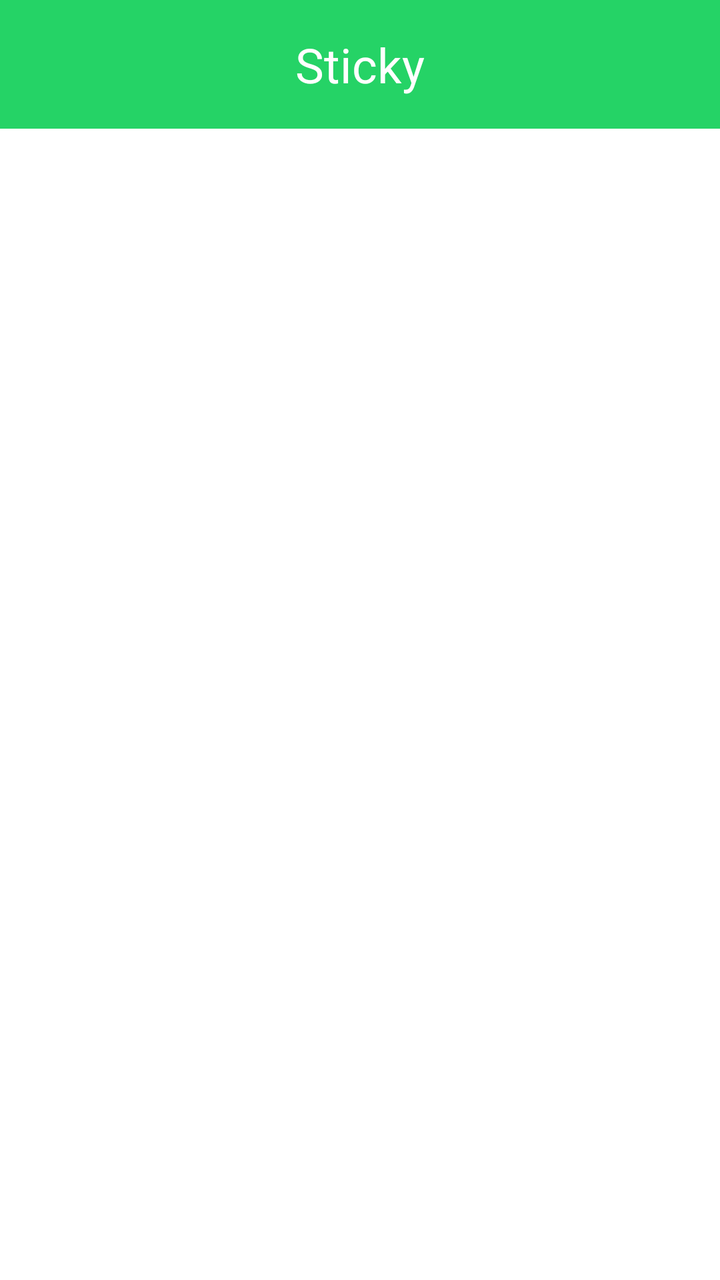
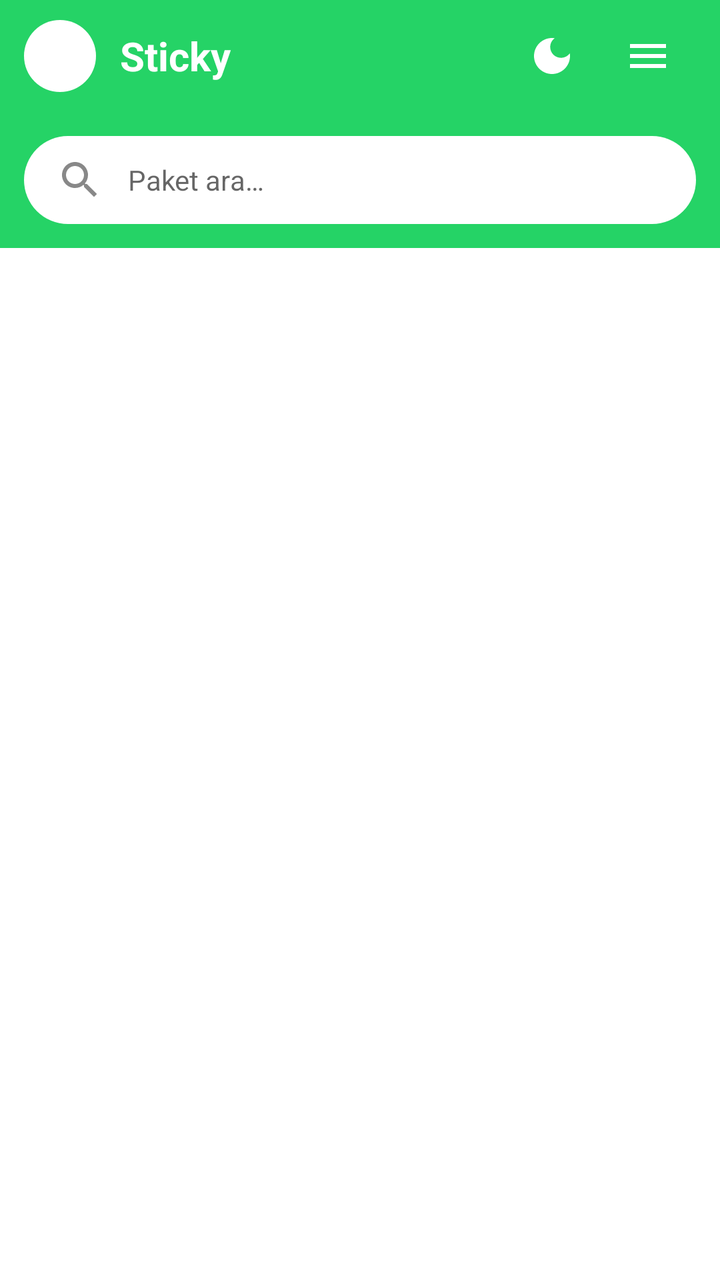

Compare the two renders of this Android layout. The source of the first and the diff that turns it into the second are given below.
<!-- AndroidManifest.xml: application theme AppTheme -->
<!-- res/layout/activity_main.xml -->
<?xml version="1.0" encoding="utf-8"?>
<LinearLayout xmlns:android="http://schemas.android.com/apk/res/android"
    android:layout_width="match_parent"
    android:layout_height="match_parent"
    android:orientation="vertical">
    <TextView
        android:layout_width="match_parent"
        android:layout_height="wrap_content"
        android:text="Sticky"
        android:textSize="24sp"
        android:textColor="#FFFFFF"
        android:background="#25D366"
        android:padding="16dp"
        android:gravity="center" />
    <androidx.recyclerview.widget.RecyclerView
        android:id="@+id/rv"
        android:layout_width="match_parent"
        android:layout_height="match_parent"
        android:padding="8dp" />
</LinearLayout>
<!-- resources referenced by this layout -->
<resources>
  <style name="AppTheme" parent="Theme.MaterialComponents.Light.NoActionBar">
          <item name="colorPrimary">#25D366</item>
      </style>
</resources>

<!-- the commit's change to res/layout/activity_main.xml (unified diff, before → after) -->
@@ -1,20 +1,363 @@
 <?xml version="1.0" encoding="utf-8"?>
-<LinearLayout xmlns:android="http://schemas.android.com/apk/res/android"
+<androidx.drawerlayout.widget.DrawerLayout
+    xmlns:android="http://schemas.android.com/apk/res/android"
+    xmlns:app="http://schemas.android.com/apk/res-auto"
+    android:id="@+id/drawer"
     android:layout_width="match_parent"
-    android:layout_height="match_parent"
-    android:orientation="vertical">
-    <TextView
-        android:layout_width="match_parent"
-        android:layout_height="wrap_content"
-        android:text="Sticky"
-        android:textSize="24sp"
-        android:textColor="#FFFFFF"
-        android:background="#25D366"
-        android:padding="16dp"
-        android:gravity="center" />
-    <androidx.recyclerview.widget.RecyclerView
-        android:id="@+id/rv"
+    android:layout_height="match_parent">
+
+    <LinearLayout
         android:layout_width="match_parent"
         android:layout_height="match_parent"
-        android:padding="8dp" />
-</LinearLayout>
+        android:orientation="vertical">
+
+        
+        <LinearLayout
+            android:layout_width="match_parent"
+            android:layout_height="56dp"
+            android:background="@color/primary"
+            android:gravity="center_vertical"
+            android:orientation="horizontal"
+            android:paddingHorizontal="12dp">
+
+            <View
+                android:layout_width="36dp"
+                android:layout_height="36dp"
+                android:background="@drawable/ic_logo_white" />
+
+            <TextView
+                android:layout_width="0dp"
+                android:layout_height="wrap_content"
+                android:layout_weight="1"
+                android:layout_marginStart="12dp"
+                android:text="@string/app_name"
+                android:textColor="@color/white"
+                android:textSize="20sp"
+                android:textStyle="bold" />
+
+            <ImageButton
+                android:id="@+id/btnTheme"
+                android:layout_width="48dp"
+                android:layout_height="48dp"
+                android:background="?selectableItemBackgroundBorderless"
+                android:src="@drawable/ic_moon"
+                android:contentDescription="Toggle theme" />
+
+            <ImageButton
+                android:id="@+id/menuBtn"
+                android:layout_width="48dp"
+                android:layout_height="48dp"
+                android:background="?selectableItemBackgroundBorderless"
+                android:src="@drawable/ic_menu"
+                android:contentDescription="Menu" />
+        </LinearLayout>
+
+        
+        <LinearLayout
+            android:layout_width="match_parent"
+            android:layout_height="wrap_content"
+            android:padding="12dp"
+            android:background="@color/primary">
+
+            <EditText
+                android:id="@+id/searchBox"
+                android:layout_width="match_parent"
+                android:layout_height="44dp"
+                android:background="@drawable/search_bg"
+                android:drawableStart="@drawable/ic_search"
+                android:drawablePadding="12dp"
+                android:hint="@string/search_hint"
+                android:inputType="text"
+                android:paddingHorizontal="16dp"
+                android:textSize="14sp"
+                android:maxLines="1"
+                android:imeOptions="actionSearch" />
+        </LinearLayout>
+
+        
+        <androidx.recyclerview.widget.RecyclerView
+            android:id="@+id/rv"
+            android:layout_width="match_parent"
+            android:layout_height="match_parent"
+            android:clipToPadding="false"
+            android:padding="8dp" />
+
+    </LinearLayout>
+
+    
+    <LinearLayout
+        android:id="@+id/navDrawer"
+        android:layout_width="280dp"
+        android:layout_height="match_parent"
+        android:layout_gravity="end"
+        android:orientation="vertical"
+        android:background="?android:colorBackground">
+
+        
+        <LinearLayout
+            android:layout_width="match_parent"
+            android:layout_height="180dp"
+            android:background="@color/primary"
+            android:gravity="center"
+            android:orientation="vertical"
+            android:padding="16dp">
+
+            <View
+                android:layout_width="72dp"
+                android:layout_height="72dp"
+                android:background="@drawable/ic_logo_white" />
+
+            <TextView
+                android:layout_width="wrap_content"
+                android:layout_height="wrap_content"
+                android:layout_marginTop="16dp"
+                android:text="@string/app_name"
+                android:textColor="@android:color/white"
+                android:textSize="24sp"
+                android:textStyle="bold" />
+
+            <TextView
+                android:layout_width="wrap_content"
+                android:layout_height="wrap_content"
+                android:layout_marginTop="4dp"
+                android:text="v1.0"
+                android:textColor="#CCFFFFFF"
+                android:textSize="12sp" />
+
+        </LinearLayout>
+
+        
+        <ScrollView
+            android:layout_width="match_parent"
+            android:layout_height="match_parent">
+
+            <LinearLayout
+                android:layout_width="match_parent"
+                android:layout_height="wrap_content"
+                android:orientation="vertical">
+
+                
+                <LinearLayout
+                    android:id="@+id/navPremium"
+                    android:layout_width="match_parent"
+                    android:layout_height="56dp"
+                    android:background="?selectableItemBackground"
+                    android:gravity="center_vertical"
+                    android:paddingHorizontal="16dp">
+
+                    <ImageView
+                        android:layout_width="24dp"
+                        android:layout_height="24dp"
+                        android:src="@drawable/ic_premium" />
+
+                    <TextView
+                        android:layout_width="wrap_content"
+                        android:layout_height="wrap_content"
+                        android:layout_marginStart="16dp"
+                        android:text="@string/premium"
+                        android:textSize="16sp"
+                        android:textStyle="bold" />
+
+                </LinearLayout>
+
+                <View
+                    android:layout_width="match_parent"
+                    android:layout_height="1dp"
+                    android:background="#E0E0E0" />
+
+                
+                <LinearLayout
+                    android:id="@+id/navContact"
+                    android:layout_width="match_parent"
+                    android:layout_height="56dp"
+                    android:background="?selectableItemBackground"
+                    android:gravity="center_vertical"
+                    android:paddingHorizontal="16dp">
+
+                    <ImageView
+                        android:layout_width="24dp"
+                        android:layout_height="24dp"
+                        android:src="@drawable/ic_contact" />
+
+                    <TextView
+                        android:layout_width="wrap_content"
+                        android:layout_height="wrap_content"
+                        android:layout_marginStart="16dp"
+                        android:text="@string/contact_us"
+                        android:textSize="16sp" />
+
+                </LinearLayout>
+
+                
+                <LinearLayout
+                    android:id="@+id/navRate"
+                    android:layout_width="match_parent"
+                    android:layout_height="56dp"
+                    android:background="?selectableItemBackground"
+                    android:gravity="center_vertical"
+                    android:paddingHorizontal="16dp">
+
+                    <ImageView
+                        android:layout_width="24dp"
+                        android:layout_height="24dp"
+                        android:src="@drawable/ic_rate" />
+
+                    <TextView
+                        android:layout_width="wrap_content"
+                        android:layout_height="wrap_content"
+                        android:layout_marginStart="16dp"
+                        android:text="@string/rate_us"
+                        android:textSize="16sp" />
+
+                </LinearLayout>
+
+                
+                <LinearLayout
+                    android:id="@+id/navSuggest"
+                    android:layout_width="match_parent"
+                    android:layout_height="56dp"
+                    android:background="?selectableItemBackground"
+                    android:gravity="center_vertical"
+                    android:paddingHorizontal="16dp">
+
+                    <ImageView
+                        android:layout_width="24dp"
+                        android:layout_height="24dp"
+                        android:src="@drawable/ic_suggest" />
+
+                    <TextView
+                        android:layout_width="wrap_content"
+                        android:layout_height="wrap_content"
+                        android:layout_marginStart="16dp"
+                        android:text="@string/suggest_sticker"
+                        android:textSize="16sp" />
+
+                </LinearLayout>
+
+                
+                <LinearLayout
+                    android:id="@+id/navShare"
+                    android:layout_width="match_parent"
+                    android:layout_height="56dp"
+                    android:background="?selectableItemBackground"
+                    android:gravity="center_vertical"
+                    android:paddingHorizontal="16dp">
+
+                    <ImageView
+                        android:layout_width="24dp"
+                        android:layout_height="24dp"
+                        android:src="@drawable/ic_share" />
+
+                    <TextView
+                        android:layout_width="wrap_content"
+                        android:layout_height="wrap_content"
+                        android:layout_marginStart="16dp"
+                        android:text="@string/share_app"
+                        android:textSize="16sp" />
+
+                </LinearLayout>
+
+                <View
+                    android:layout_width="match_parent"
+                    android:layout_height="1dp"
+                    android:background="#E0E0E0" />
+
+                
+                <LinearLayout
+                    android:id="@+id/navFaq"
+                    android:layout_width="match_parent"
+                    android:layout_height="56dp"
+                    android:background="?selectableItemBackground"
+                    android:gravity="center_vertical"
+                    android:paddingHorizontal="16dp">
+
+                    <ImageView
+                        android:layout_width="24dp"
+                        android:layout_height="24dp"
+                        android:src="@drawable/ic_faq" />
+
+                    <TextView
+                        android:layout_width="wrap_content"
+                        android:layout_height="wrap_content"
+                        android:layout_marginStart="16dp"
+                        android:text="@string/faq"
+                        android:textSize="16sp" />
+
+                </LinearLayout>
+
+                
+                <LinearLayout
+                    android:id="@+id/navAbout"
+                    android:layout_width="match_parent"
+                    android:layout_height="56dp"
+                    android:background="?selectableItemBackground"
+                    android:gravity="center_vertical"
+                    android:paddingHorizontal="16dp">
+
+                    <ImageView
+                        android:layout_width="24dp"
+                        android:layout_height="24dp"
+                        android:src="@drawable/ic_info" />
+
+                    <TextView
+                        android:layout_width="wrap_content"
+                        android:layout_height="wrap_content"
+                        android:layout_marginStart="16dp"
+                        android:text="@string/about"
+                        android:textSize="16sp" />
+
+                </LinearLayout>
+
+                
+                <LinearLayout
+                    android:id="@+id/navNotifications"
+                    android:layout_width="match_parent"
+                    android:layout_height="56dp"
+                    android:background="?selectableItemBackground"
+                    android:gravity="center_vertical"
+                    android:paddingHorizontal="16dp">
+
+                    <ImageView
+                        android:layout_width="24dp"
+                        android:layout_height="24dp"
+                        android:src="@drawable/ic_notification" />
+
+                    <TextView
+                        android:layout_width="wrap_content"
+                        android:layout_height="wrap_content"
+                        android:layout_marginStart="16dp"
+                        android:text="@string/notification_settings"
+                        android:textSize="16sp" />
+
+                </LinearLayout>
+
+                
+                <LinearLayout
+                    android:id="@+id/navPrivacy"
+                    android:layout_width="match_parent"
+                    android:layout_height="56dp"
+                    android:background="?selectableItemBackground"
+                    android:gravity="center_vertical"
+                    android:paddingHorizontal="16dp">
+
+                    <ImageView
+                        android:layout_width="24dp"
+                        android:layout_height="24dp"
+                        android:src="@drawable/ic_privacy" />
+
+                    <TextView
+                        android:layout_width="wrap_content"
+                        android:layout_height="wrap_content"
+                        android:layout_marginStart="16dp"
+                        android:text="@string/privacy_policy"
+                        android:textSize="16sp" />
+
+                </LinearLayout>
+
+            </LinearLayout>
+
+        </ScrollView>
+
+    </LinearLayout>
+
+</androidx.drawerlayout.widget.DrawerLayout>
<!-- resource entries referenced after the edit -->
@@ -1,7 +1,169 @@
 <!-- resources referenced by this layout -->
 <resources>
-  <style name="AppTheme" parent="Theme.MaterialComponents.Light.NoActionBar">
+  <color name="primary">#25D366</color>
+  <color name="white">#FFFFFF</color>
+  <!-- drawable ic_contact (drawable) -->
+  <?xml version="1.0" encoding="utf-8"?>
+  <vector xmlns:android="http://schemas.android.com/apk/res/android"
+      android:width="24dp"
+      android:height="24dp"
+      android:viewportWidth="24"
+      android:viewportHeight="24">
+      <path
+          android:fillColor="?attr/colorControlNormal"
+          android:pathData="M20,4H4C2.9,4 2.01,4.9 2.01,6L2,18c0,1.1 0.9,2 2,2h16c1.1,0 2,-0.9 2,-2V6C22,4.9 21.1,4 20,4zM20,8l-8,5l-8,-5V6l8,5l8,-5V8z"/>
+  </vector>
+  <!-- drawable ic_faq (drawable) -->
+  <?xml version="1.0" encoding="utf-8"?>
+  <vector xmlns:android="http://schemas.android.com/apk/res/android"
+      android:width="24dp"
+      android:height="24dp"
+      android:viewportWidth="24"
+      android:viewportHeight="24">
+      <path
+          android:fillColor="#666666"
+          android:pathData="M11,18h2v-2h-2v2zm1,-16C6.48,2 2,6.48 2,12s4.48,10 10,10 10,-4.48 10,-10S17.52,2 12,2zm0,18c-4.41,0 -8,-3.59 -8,-8s3.59,-8 8,-8 8,3.59 8,8 -3.59,8 -8,8zm0,-14c-2.21,0 -4,1.79 -4,4h2c0,-1.1 0.9,-2 2,-2s2,0.9 2,2c0,2 -3,1.75 -3,5h2c0,-2.25 3,-2.5 3,-5 0,-2.21 -1.79,-4 -4,-4z"/>
+  </vector>
+  <!-- drawable ic_info (drawable) -->
+  <?xml version="1.0" encoding="utf-8"?>
+  <vector xmlns:android="http://schemas.android.com/apk/res/android"
+      android:width="24dp"
+      android:height="24dp"
+      android:viewportWidth="24"
+      android:viewportHeight="24">
+      <path
+          android:fillColor="#666666"
+          android:pathData="M12,2C6.48,2 2,6.48 2,12s4.48,10 10,10 10,-4.48 10,-10S17.52,2 12,2zm1,15h-2v-6h2v6zm0,-8h-2V7h2v2z"/>
+  </vector>
+  <!-- drawable ic_logo_white (drawable) -->
+  <?xml version="1.0" encoding="utf-8"?>
+  <shape xmlns:android="http://schemas.android.com/apk/res/android"
+      android:shape="oval">
+      <solid android:color="#FFFFFF" />
+      <size android:width="40dp" android:height="40dp" />
+  </shape>
+  <!-- drawable ic_menu (drawable) -->
+  <?xml version="1.0" encoding="utf-8"?>
+  <vector xmlns:android="http://schemas.android.com/apk/res/android"
+      android:width="24dp"
+      android:height="24dp"
+      android:viewportWidth="24"
+      android:viewportHeight="24">
+      <path
+          android:fillColor="#FFFFFF"
+          android:pathData="M3,18h18v-2H3v2zm0,-5h18v-2H3v2zm0,-7v2h18V6H3z"/>
+  </vector>
+  <!-- drawable ic_moon (drawable) -->
+  <?xml version="1.0" encoding="utf-8"?>
+  <vector xmlns:android="http://schemas.android.com/apk/res/android"
+      android:width="24dp"
+      android:height="24dp"
+      android:viewportWidth="24"
+      android:viewportHeight="24">
+      <path
+          android:fillColor="#FFFFFF"
+          android:pathData="M12,3c-4.97,0 -9,4.03 -9,9s4.03,9 9,9s9,-4.03 9,-9c0,-0.46 -0.04,-0.92 -0.1,-1.36c-0.98,1.37 -2.58,2.26 -4.4,2.26c-2.98,0 -5.4,-2.42 -5.4,-5.4c0,-1.81 0.89,-3.42 2.26,-4.4C12.92,3.04 12.46,3 12,3L12,3z"/>
+  </vector>
+  <!-- drawable ic_notification (drawable) -->
+  <?xml version="1.0" encoding="utf-8"?>
+  <vector xmlns:android="http://schemas.android.com/apk/res/android"
+      android:width="24dp"
+      android:height="24dp"
+      android:viewportWidth="24"
+      android:viewportHeight="24">
+      <path
+          android:fillColor="?attr/colorControlNormal"
+          android:pathData="M12,22c1.1,0 2,-0.9 2,-2h-4c0,1.1 0.89,2 2,2zM18,16v-5c0,-3.07 -1.64,-5.64 -4.5,-6.32V4c0,-0.83 -0.67,-1.5 -1.5,-1.5s-1.5,0.67 -1.5,1.5v0.68C7.63,5.36 6,7.92 6,11v5l-2,2v1h16v-1l-2,-2z"/>
+  </vector>
+  <!-- drawable ic_premium (drawable) -->
+  <?xml version="1.0" encoding="utf-8"?>
+  <vector xmlns:android="http://schemas.android.com/apk/res/android"
+      android:width="24dp"
+      android:height="24dp"
+      android:viewportWidth="24"
+      android:viewportHeight="24">
+      <path
+          android:fillColor="#FFD700"
+          android:pathData="M5,16L3,5l5.5,5L12,4l3.5,6L21,5l-2,11H5zM19,19c0,0.55 -0.45,1 -1,1H6c-0.55,0 -1,-0.45 -1,-1v-1h14v1z"/>
+  </vector>
+  <!-- drawable ic_privacy (drawable) -->
+  <?xml version="1.0" encoding="utf-8"?>
+  <vector xmlns:android="http://schemas.android.com/apk/res/android"
+      android:width="24dp"
+      android:height="24dp"
+      android:viewportWidth="24"
+      android:viewportHeight="24">
+      <path
+          android:fillColor="?attr/colorControlNormal"
+          android:pathData="M12,1L3,5v6c0,5.55 3.84,10.74 9,12c5.16,-1.26 9,-6.45 9,-12V5L12,1zM12,11.99h7c-0.53,4.12 -3.28,7.79 -7,8.94V12H5V6.3l7,-3.11v8.8z"/>
+  </vector>
+  <!-- drawable ic_rate (drawable) -->
+  <?xml version="1.0" encoding="utf-8"?>
+  <vector xmlns:android="http://schemas.android.com/apk/res/android"
+      android:width="24dp"
+      android:height="24dp"
+      android:viewportWidth="24"
+      android:viewportHeight="24">
+      <path
+          android:fillColor="?attr/colorControlNormal"
+          android:pathData="M12,17.27L18.18,21l-1.64,-7.03L22,9.24l-7.19,-0.61L12,2L9.19,8.63L2,9.24l5.46,4.73L5.82,21z"/>
+  </vector>
+  <!-- drawable ic_search (drawable) -->
+  <?xml version="1.0" encoding="utf-8"?>
+  <vector xmlns:android="http://schemas.android.com/apk/res/android"
+      android:width="24dp"
+      android:height="24dp"
+      android:viewportWidth="24"
+      android:viewportHeight="24">
+      <path
+          android:fillColor="#888888"
+          android:pathData="M15.5,14h-0.79l-0.28,-0.27C15.41,12.59 16,11.11 16,9.5 16,5.91 13.09,3 9.5,3S3,5.91 3,9.5 5.91,16 9.5,16c1.61,0 3.09,-0.59 4.23,-1.57l0.27,0.28v0.79l5,4.99L20.49,19l-4.99,-5zm-6,0C7.01,14 5,11.99 5,9.5S7.01,5 9.5,5 14,7.01 14,9.5 11.99,14 9.5,14z"/>
+  </vector>
+  <!-- drawable ic_share (drawable) -->
+  <?xml version="1.0" encoding="utf-8"?>
+  <vector xmlns:android="http://schemas.android.com/apk/res/android"
+      android:width="24dp"
+      android:height="24dp"
+      android:viewportWidth="24"
+      android:viewportHeight="24">
+      <path
+          android:fillColor="?attr/colorControlNormal"
+          android:pathData="M18,16.08c-0.76,0 -1.44,0.3 -1.96,0.77L8.91,12.7c0.05,-0.23 0.09,-0.46 0.09,-0.7s-0.04,-0.47 -0.09,-0.7l7.05,-4.11c0.54,0.5 1.25,0.81 2.04,0.81c1.66,0 3,-1.34 3,-3s-1.34,-3 -3,-3s-3,1.34 -3,3c0,0.24 0.04,0.47 0.09,0.7L8.04,9.81C7.5,9.31 6.79,9 6,9c-1.66,0 -3,1.34 -3,3s1.34,3 3,3c0.79,0 1.5,-0.31 2.04,-0.81l7.12,4.16c-0.05,0.21 -0.08,0.43 -0.08,0.65c0,1.61 1.31,2.92 2.92,2.92s2.92,-1.31 2.92,-2.92s-1.31,-2.92 -2.92,-2.92z"/>
+  </vector>
+  <!-- drawable ic_suggest (drawable) -->
+  <?xml version="1.0" encoding="utf-8"?>
+  <vector xmlns:android="http://schemas.android.com/apk/res/android"
+      android:width="24dp"
+      android:height="24dp"
+      android:viewportWidth="24"
+      android:viewportHeight="24">
+      <path
+          android:fillColor="?attr/colorControlNormal"
+          android:pathData="M9,21c0,0.55 0.45,1 1,1h4c0.55,0 1,-0.45 1,-1v-1H9V21zM12,2C8.14,2 5,5.14 5,9c0,2.38 1.19,4.47 3,5.74V17c0,0.55 0.45,1 1,1h6c0.55,0 1,-0.45 1,-1v-2.26c1.81,-1.27 3,-3.36 3,-5.74C19,5.14 15.86,2 12,2z"/>
+  </vector>
+  <!-- drawable search_bg (drawable) -->
+  <?xml version="1.0" encoding="utf-8"?>
+  <shape xmlns:android="http://schemas.android.com/apk/res/android"
+      android:shape="rectangle">
+      <solid android:color="#FFFFFF" />
+      <corners android:radius="22dp" />
+  </shape>
+  <string name="about">Hakkında</string>
+  <string name="app_name">Sticky</string>
+  <string name="contact_us">Bize Ulaşın</string>
+  <string name="faq">Sıkça Sorulan Sorular</string>
+  <string name="notification_settings">Bildirim Ayarları</string>
+  <string name="premium">Premium</string>
+  <string name="privacy_policy">Gizlilik Politikası</string>
+  <string name="rate_us">Bizi Puanlayın</string>
+  <string name="search_hint">Paket ara…</string>
+  <string name="share_app">Paylaş</string>
+  <string name="suggest_sticker">Sticker Öner</string>
+  <style name="AppTheme" parent="Theme.MaterialComponents.DayNight.NoActionBar">
           <item name="colorPrimary">#25D366</item>
+          <item name="colorPrimaryDark">#1DA851</item>
+          <item name="colorAccent">#25D366</item>
+          <item name="android:statusBarColor">?colorPrimaryDark</item>
       </style>
 </resources>
 
